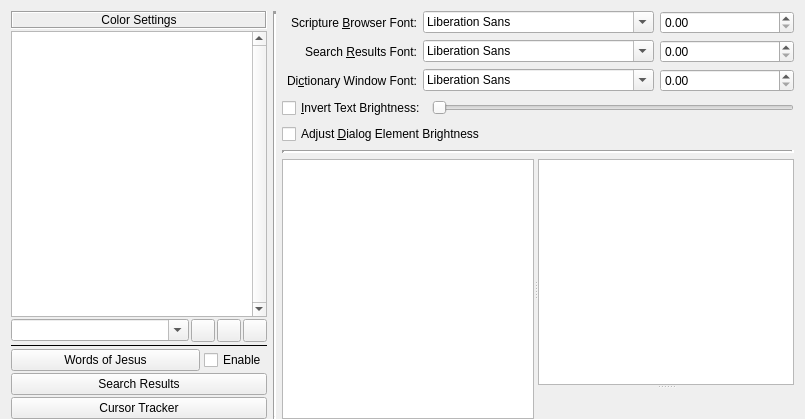
Qt form programs/KJVCanOpener/KJVTextFormatConfig.ui (dewhisna/KingJamesPureBibleSearch) before a commit.
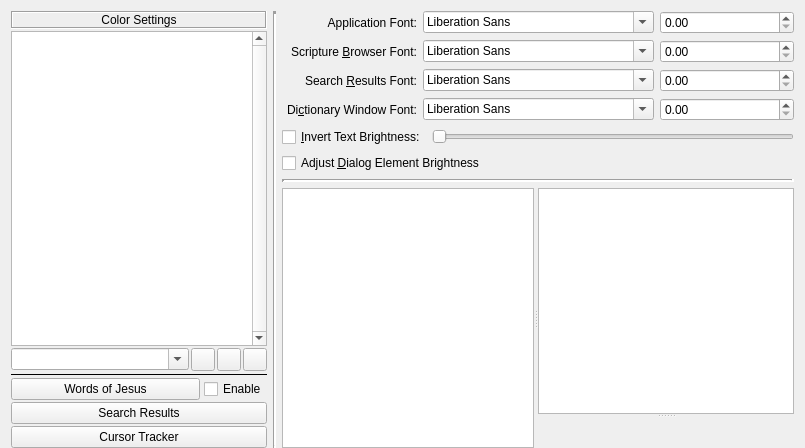
The same form after that commit. Icons and pictures are not drawn. Custom widgets are drawn as their Qt base class.

Commit message: Added Application Font and FontSize settings to KJVConfiguration.  Fixed dictionary font configuration controls to inherit from our SubControls classes instead of "Q" controls.  Fixed rendering of Copy Search Results Summary button as its fixed size caused it to be the wrong size when changing the app font.  Fixed the isDirty flagging for KJVUserNotesDatabase options (not sure how that could have worked before!).  Moved the Application Font Persistent Settings saving out of main() and into a function of our Application Object.

```diff
--- a/programs/KJVCanOpener/KJVTextFormatConfig.ui
+++ b/programs/KJVCanOpener/KJVTextFormatConfig.ui
@@ -226,41 +226,62 @@
    </item>
    <item row="0" column="1">
     <layout class="QGridLayout" name="gridLayout">
+     <item row="3" column="0">
+      <widget class="QLabel" name="labelDictionaryFont">
+       <property name="text">
+        <string>Di&amp;ctionary Window Font:</string>
+       </property>
+       <property name="alignment">
+        <set>Qt::AlignRight|Qt::AlignTrailing|Qt::AlignVCenter</set>
+       </property>
+       <property name="buddy">
+        <cstring>fontComboBoxDictionary</cstring>
+       </property>
+      </widget>
+     </item>
+     <item row="3" column="2">
+	  <widget class="CDoubleSpinBox" name="dblSpinBoxDictionaryFontSize">
+       <property name="toolTip">
+        <string>Set to Desired Font Point Size for the Dictionary Window</string>
+       </property>
+      </widget>
+     </item>
      <item row="1" column="1">
+      <widget class="CFontComboBox" name="fontComboBoxScriptureBrowser">
+       <property name="toolTip">
+        <string>Set to Desired Font Name for the Scripture Browser</string>
+       </property>
+      </widget>
+     </item>
+     <item row="3" column="1">
+	  <widget class="CFontComboBox" name="fontComboBoxDictionary">
+       <property name="toolTip">
+        <string>Set to Desired Font Name for the Dictionary Window</string>
+       </property>
+      </widget>
+     </item>
+     <item row="1" column="2">
+      <widget class="CDoubleSpinBox" name="dblSpinBoxScriptureBrowserFontSize">
+       <property name="toolTip">
+        <string>Set to Desired Font Point Size for the Scripture Browser</string>
+       </property>
+      </widget>
+     </item>
+     <item row="2" column="1">
       <widget class="CFontComboBox" name="fontComboBoxSearchResults">
        <property name="toolTip">
         <string>Set to Desired Font Name for the Search Results List</string>
        </property>
       </widget>
      </item>
-     <item row="1" column="2">
+     <item row="2" column="2">
       <widget class="CDoubleSpinBox" name="dblSpinBoxSearchResultsFontSize">
        <property name="toolTip">
         <string>Set to Desired Font Point Size for the Search Results List</string>
        </property>
       </widget>
      </item>
-     <item row="0" column="2">
-      <widget class="CDoubleSpinBox" name="dblSpinBoxScriptureBrowserFontSize">
-       <property name="toolTip">
-        <string>Set to Desired Font Point Size for the Scripture Browser</string>
-       </property>
-      </widget>
-     </item>
      <item row="1" column="0">
-      <widget class="QLabel" name="labelSearchResultsFont">
-       <property name="text">
-        <string>Search &amp;Results Font:</string>
-       </property>
-       <property name="alignment">
-        <set>Qt::AlignRight|Qt::AlignTrailing|Qt::AlignVCenter</set>
-       </property>
-       <property name="buddy">
-        <cstring>fontComboBoxSearchResults</cstring>
-       </property>
-      </widget>
-     </item>
-     <item row="0" column="0">
       <widget class="QLabel" name="labelScriptureBrowserFont">
        <property name="text">
         <string>Scripture &amp;Browser Font:</string>
@@ -273,17 +294,10 @@
        </property>
       </widget>
      </item>
-     <item row="0" column="1">
-      <widget class="CFontComboBox" name="fontComboBoxScriptureBrowser">
-       <property name="toolTip">
-        <string>Set to Desired Font Name for the Scripture Browser</string>
-       </property>
-      </widget>
-     </item>
      <item row="2" column="0">
-      <widget class="QLabel" name="labelDictionaryFont">
+      <widget class="QLabel" name="labelSearchResultsFont">
        <property name="text">
-        <string>Di&amp;ctionary Window Font:</string>
+        <string>Search &amp;Results Font:</string>
        </property>
        <property name="alignment">
         <set>Qt::AlignRight|Qt::AlignTrailing|Qt::AlignVCenter</set>
@@ -293,15 +307,28 @@
        </property>
       </widget>
      </item>
-     <item row="2" column="1">
-      <widget class="QFontComboBox" name="fontComboBoxDictionary">
+     <item row="0" column="0">
+      <widget class="QLabel" name="labelApplicationFont">
+       <property name="text">
+        <string>Application Font:</string>
+       </property>
+       <property name="alignment">
+        <set>Qt::AlignRight|Qt::AlignTrailing|Qt::AlignVCenter</set>
+       </property>
+       <property name="buddy">
+        <cstring>fontComboBoxApplication</cstring>
+       </property>
+      </widget>
+     </item>
+     <item row="0" column="1">
+	  <widget class="CFontComboBox" name="fontComboBoxApplication">
        <property name="toolTip">
         <string>Set to Desired Font Name for the Dictionary Window</string>
        </property>
       </widget>
      </item>
-     <item row="2" column="2">
-      <widget class="QDoubleSpinBox" name="dblSpinBoxDictionaryFontSize">
+     <item row="0" column="2">
+	  <widget class="CDoubleSpinBox" name="dblSpinBoxApplicationFontSize">
        <property name="toolTip">
         <string>Set to Desired Font Point Size for the Dictionary Window</string>
        </property>
```
Left out of the diff: 8 changed lines with no effect on the pictures. The commit also changes 5 other files.
